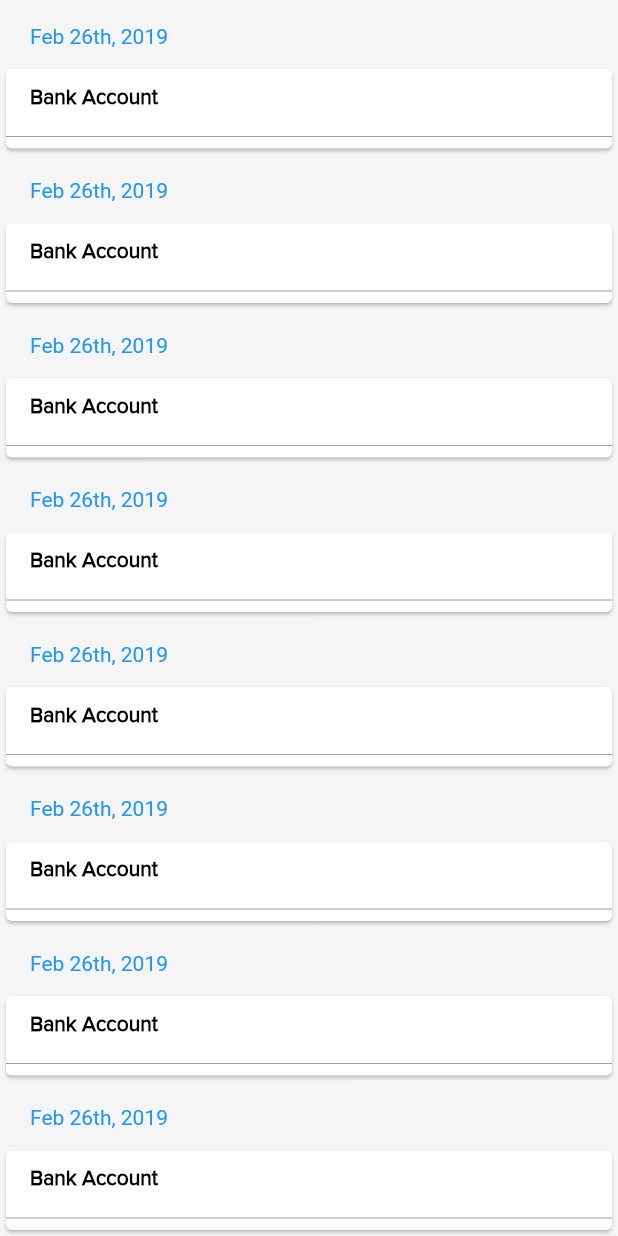
After one commit to mohanrajrajamani/finananceapp, a Flutter app: the AllCatagorizedPage screen opened directly, on a phone screen of 412 x 824 dp. The commit adds this screen. Run offline on Flutter 3.47's test engine with Material 2 defaults, Android fonts, the phone set to English and light mode, and no system bars; our stand-ins replace percent_indicator, pin_code_fields.

Commit message:
03-04-202

```diff
--- a/lib/pages/loginpage.dart
+++ b/lib/pages/loginpage.dart
@@ -1,7 +1,5 @@
 import 'package:flutter/material.dart';
-
-import 'mobile_number_verification.dart';
-
+import 'package:my_sample_project/pages/mobile_number_verification.dart';
 
 
 class SignInOne extends StatelessWidget {
--- a/lib/pages/mobile_number_verification.dart
+++ b/lib/pages/mobile_number_verification.dart
@@ -1,6 +1,5 @@
 import 'package:flutter/material.dart';
-
-import 'otp_verification_page.dart';
+import 'package:my_sample_project/pages/otp_verification_page.dart';
 
 
 class MobileNumberVerification extends StatefulWidget {
--- a/lib/pages/otp_verification_page.dart
+++ b/lib/pages/otp_verification_page.dart
@@ -1,7 +1,6 @@
 import 'package:flutter/material.dart';
+import 'package:my_sample_project/pages/navigationpage.dart';
 import 'package:pin_code_fields/pin_code_fields.dart';
-
-import 'dashboard_page.dart';
 
 class OtpverificationPage extends StatefulWidget {
   @override
@@ -85,7 +84,7 @@ class OtpverificationPageState extends State {
                     onPressed: () {
                       Navigator.push(
                             context,
-                            MaterialPageRoute(builder: (context) => DashboardPage()),
+                            MaterialPageRoute(builder: (context) => NavigationPage()),
                           );
 
                     }, //since this is only a UI app
--- /dev/null
+++ b/lib/tab/allcatagorizedpage.dart
@@ -0,0 +1,61 @@
+import 'package:flutter/material.dart';
+
+class AllCatagorizedPage extends StatefulWidget {
+  @override
+  AllCatagorizedApp createState() => new AllCatagorizedApp();
+}
+
+class AllCatagorizedApp extends State<AllCatagorizedPage> {
+  final List<int> _listData = List<int>.generate(100, (i) => i);
+  @override
+  Widget build(BuildContext context) {
+    return Scaffold(
+      backgroundColor: Colors.grey.withOpacity(.10),
+      body: new Container(
+        child: ListView.builder(
+          itemCount: 20,
+          scrollDirection: Axis.vertical,
+          itemBuilder: (context, position) {
+            return Container(
+                child: Column(
+              children: <Widget>[
+                new Container(
+                  margin: EdgeInsets.fromLTRB(20, 16, 20, 10),
+                  child: Row(
+                    mainAxisAlignment: MainAxisAlignment.spaceBetween,
+                    mainAxisSize: MainAxisSize.max,
+                    children: <Widget>[
+                      Text("Feb 26th, 2019",
+                          style: TextStyle(
+                            fontSize: 14.0,
+                            color: Colors.blue,
+                          )),
+                    ],
+                  ),
+                ),
+                Card(
+                  child: new Column(
+                    crossAxisAlignment: CrossAxisAlignment.start,
+                    mainAxisAlignment: MainAxisAlignment.center,
+                    children: <Widget>[
+                      new Container(
+                        padding: EdgeInsets.fromLTRB(16, 10, 16, 0),
+                        child: Text("Bank Account",
+                            style: TextStyle(
+                                color: Colors.black,
+                                fontFamily: "Proxima",
+                                fontWeight: FontWeight.bold)),
+                      ),
+                      SizedBox(height: 10.0),
+                      Divider(color: Colors.grey),
+                    ],
+                  ),
+                )
+              ],
+            ));
+          },
+        ),
+      ),
+    );
+  }
+}
```
Also changed, not shown: lib/pages/accountpage.dart (added, +85 -0 lines), lib/pages/dash.dart (deleted, +0 -150 lines), lib/pages/dashboardpage.dart (renamed from lib/pages/homepage.dart, +3 -4 lines), lib/pages/navigationpage.dart (renamed from lib/pages/dashboard_page.dart, +7 -8 lines), lib/pages/transactionspage.dart (added, +66 -0 lines), lib/tab/catagorizedpage.dart (added), lib/tab/uncatagorizedpage.dart (added).
